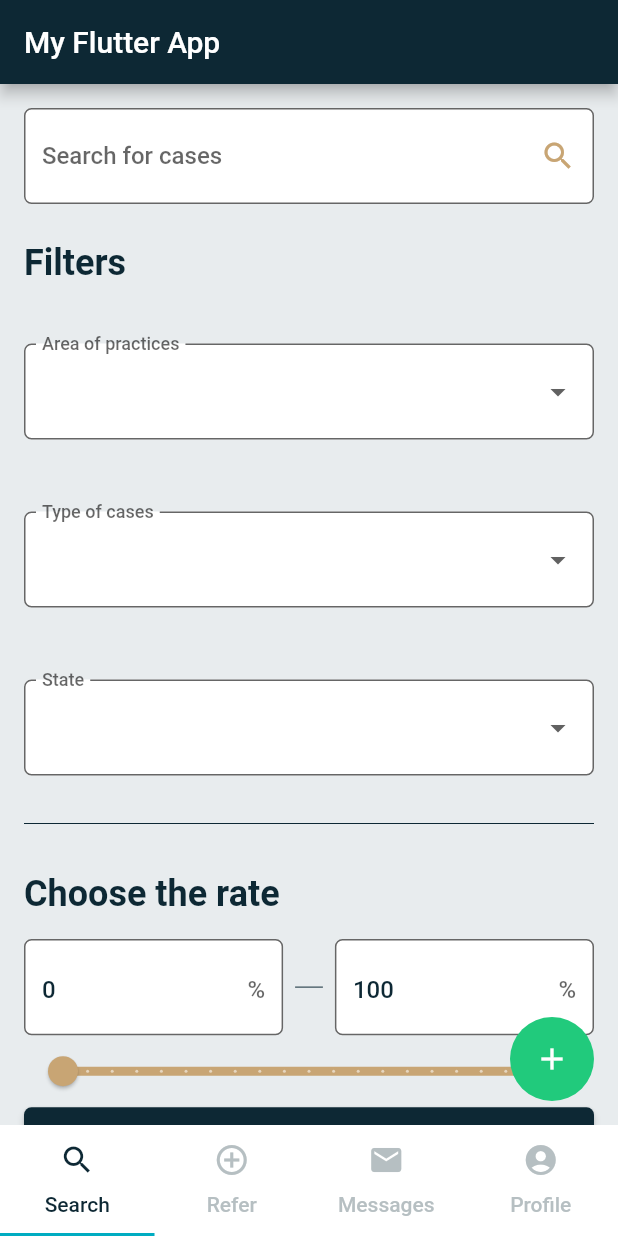
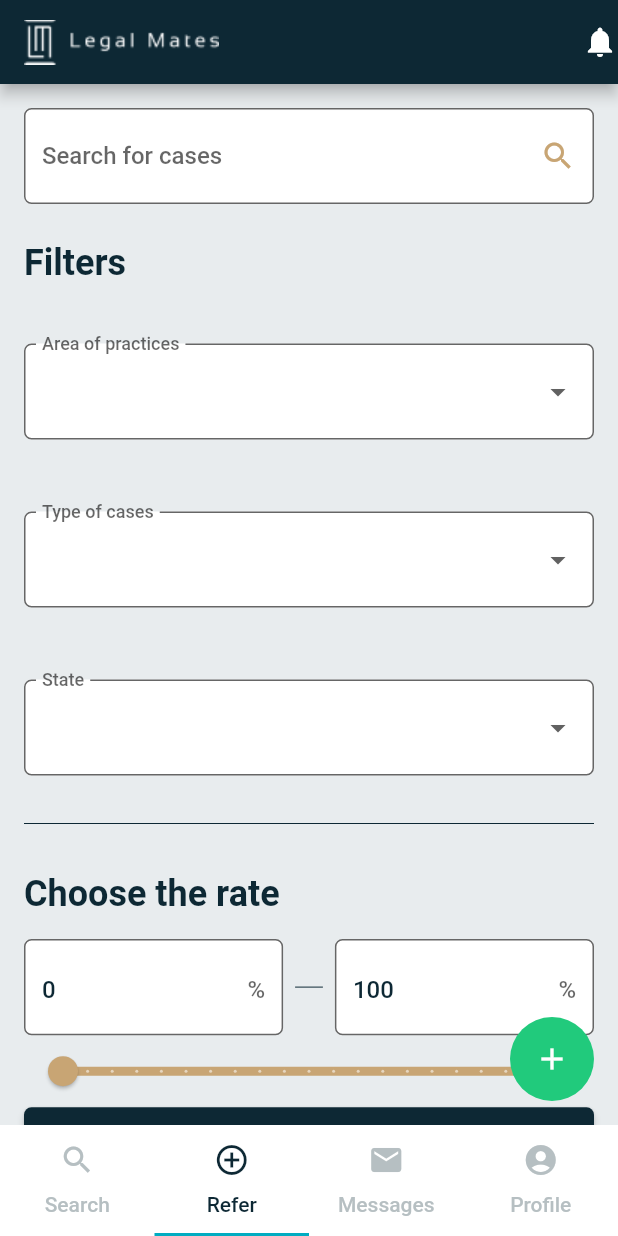
Before and after one commit to alexlevkovskiy/otakoyi_test, a Flutter app: the screen it shows after launch, on a phone screen of 412 x 824 dp. Run offline on Flutter 3.47's test engine with Material 2 defaults, Android fonts, the phone set to English and light mode, and no system bars; Roboto replaces fonts that are missing (Work Sans).

Commit message:
Small UI fixes in tab bar.

```diff
--- a/lib/main.dart
+++ b/lib/main.dart
@@ -58,10 +58,14 @@ class TabsPageState extends State<TabsPage> {
   Widget build(BuildContext context) {
     return Scaffold(
       appBar: AppBar(
-        title: Text('My Flutter App'),
+        title: Image.asset('images/logo.png'),
+        actions: [
+          Icon(Icons.notifications),
+        ],
       ),
       body: DefaultTabController(
         length: 4,
+        initialIndex: 1,
         child: Scaffold(
           body: TabBarView(
             children: [MainPage(), MainPage(), MainPage(), MainPage()],
--- a/lib/utils/styles.dart
+++ b/lib/utils/styles.dart
@@ -3,24 +3,24 @@ import 'dart:ui';
 class Styles {}
 
 class FontColors {
-  static final gray = "#B6BFC2".toColor();
-  static final darkBlue = "#0D2834".toColor();
-  static final gold = "#C8A574".toColor();
-  static final white = "#FFFFFF".toColor();
+  static final Color gray = "#B6BFC2".toColor();
+  static final Color darkBlue = "#0D2834".toColor();
+  static final Color gold = "#C8A574".toColor();
+  static final Color white = "#FFFFFF".toColor();
 }
 
 class SurfaceColors {
-  static final lightGray = "#E8ECEE".toColor();
-  static final mediumGray = "#B6BFC2".toColor();
-  static final darkBlue = "#0D2834".toColor();
-  static final gold = "#C8A574".toColor();
-  static final white = "#FFFFFF".toColor();
+  static final Color lightGray = "#E8ECEE".toColor();
+  static final Color mediumGray = "#B6BFC2".toColor();
+  static final Color darkBlue = "#0D2834".toColor();
+  static final Color gold = "#C8A574".toColor();
+  static final Color white = "#FFFFFF".toColor();
 }
 
 class NotificationColors {
-  static final error = "#EB5757".toColor();
-  static final danger = "#FFAB00".toColor();
-  static final success = "#21CA7C".toColor();
+  static final Color error = "#EB5757".toColor();
+  static final Color danger = "#FFAB00".toColor();
+  static final Color success = "#21CA7C".toColor();
 }
 
 extension ColorExtension on String {
--- a/pubspec.yaml
+++ b/pubspec.yaml
@@ -25,3 +25,4 @@ flutter:
   assets:
     - images/holder.png
     - images/house.png
+    - images/logo.png
```
Also changed, not shown: images/logo.png (added).
